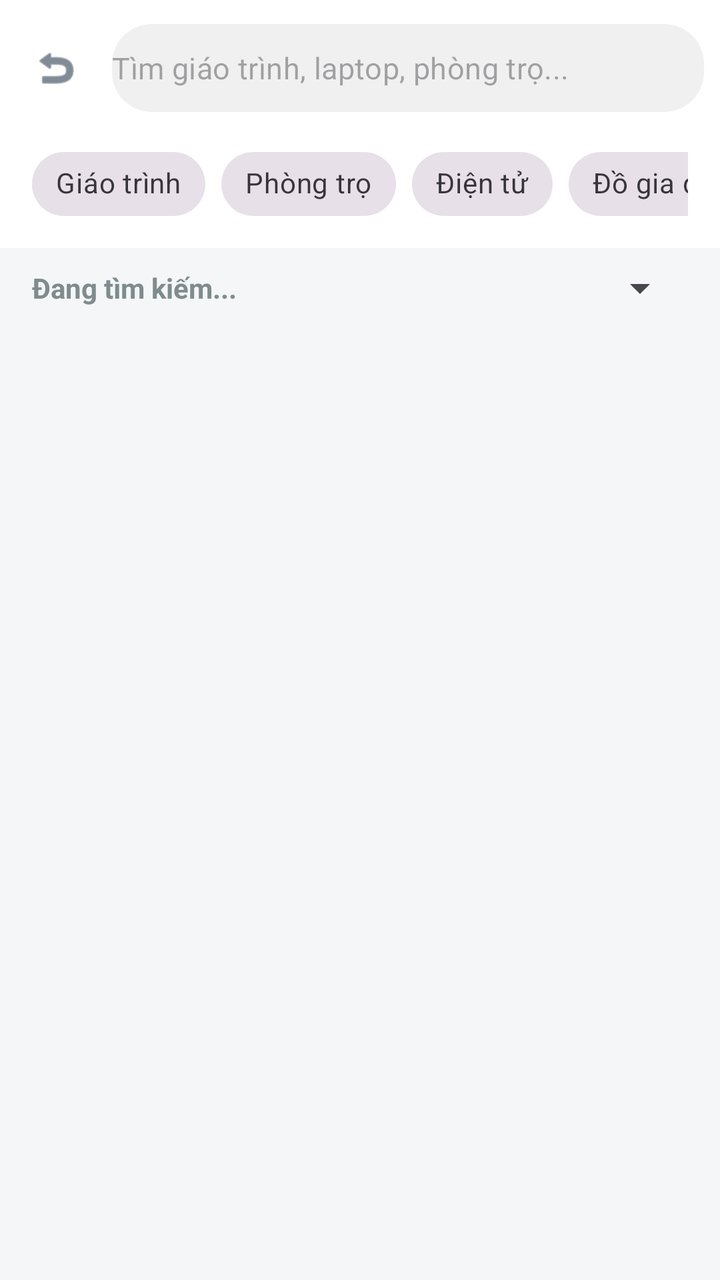
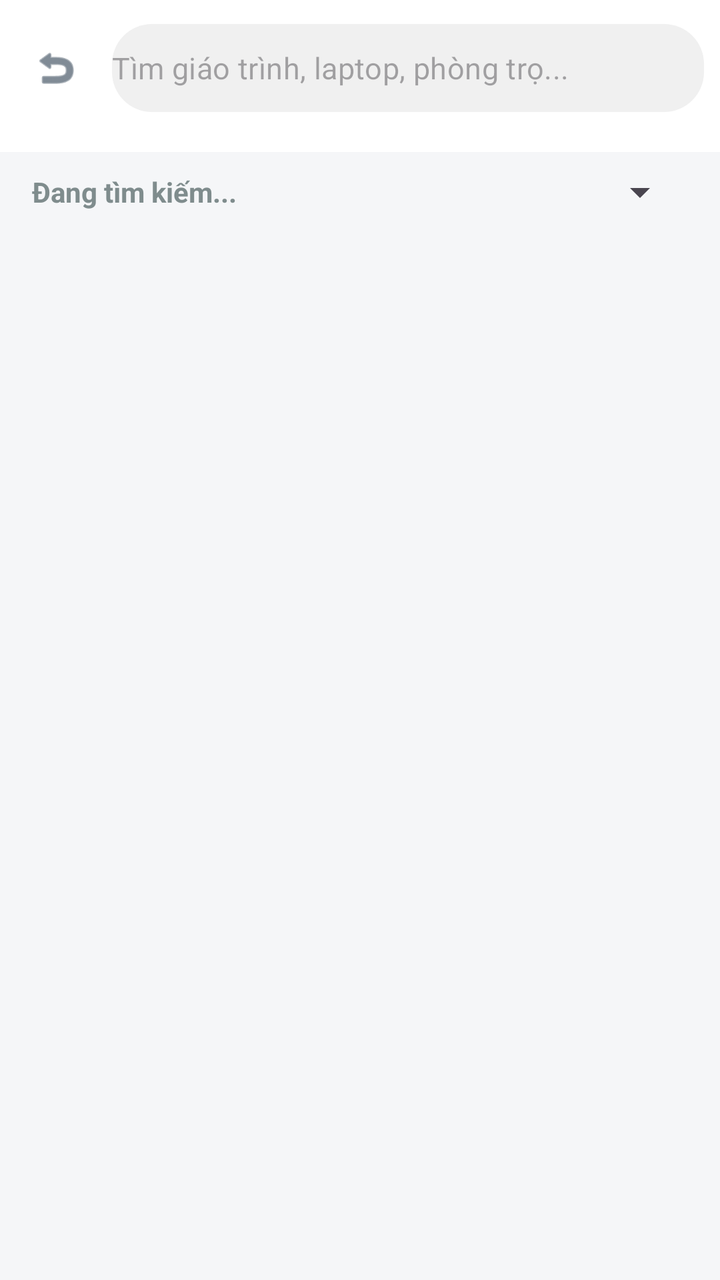

Screens rendered from an Android XML layout before and after an edit, with the pre-edit source and the edit as a unified diff.
<!-- AndroidManifest.xml: application theme Theme.Marketplace -->
<!-- res/layout/fragment_search.xml -->
<?xml version="1.0" encoding="utf-8"?>
<androidx.constraintlayout.widget.ConstraintLayout
    xmlns:android="http://schemas.android.com/apk/res/android"
    xmlns:app="http://schemas.android.com/apk/res-auto"
    android:layout_width="match_parent"
    android:layout_height="match_parent"
    android:background="#F5F6F8">

    <com.google.android.material.appbar.AppBarLayout
        android:id="@+id/appBarLayout"
        android:layout_width="match_parent"
        android:layout_height="wrap_content"
        android:background="@color/white"
        app:elevation="4dp"
        app:layout_constraintTop_toTopOf="parent">

        
        <LinearLayout
            android:layout_width="match_parent"
            android:layout_height="wrap_content"
            android:orientation="horizontal"
            android:gravity="center_vertical"
            android:paddingHorizontal="8dp"
            android:paddingVertical="12dp">

            <ImageView
                android:id="@+id/btnBack"
                android:layout_width="40dp"
                android:layout_height="40dp"
                android:padding="8dp"
                android:src="@android:drawable/ic_menu_revert"
                app:tint="@color/text_primary"
                android:background="?attr/selectableItemBackgroundBorderless"/>

            
            <com.google.android.material.textfield.TextInputLayout
                style="@style/Widget.MaterialComponents.TextInputLayout.OutlinedBox"
                android:layout_width="match_parent"
                android:layout_height="wrap_content"
                android:layout_marginStart="8dp"
                app:boxCornerRadiusBottomEnd="20dp"
                app:boxCornerRadiusBottomStart="20dp"
                app:boxCornerRadiusTopEnd="20dp"
                app:boxCornerRadiusTopStart="20dp"
                app:boxStrokeWidth="0dp"
                app:boxBackgroundColor="#F0F0F0"
                app:endIconMode="clear_text"
                app:hintEnabled="false">

                <com.google.android.material.textfield.TextInputEditText
                    android:id="@+id/edtRealSearch"
                    android:layout_width="match_parent"
                    android:layout_height="44dp"
                    android:hint="Tìm giáo trình, laptop, phòng trọ..."
                    android:padding="0dp"
                    android:inputType="text"
                    android:textSize="15sp"
                    android:imeOptions="actionSearch"/>
            </com.google.android.material.textfield.TextInputLayout>
        </LinearLayout>

        
        <HorizontalScrollView
            android:layout_width="match_parent"
            android:layout_height="wrap_content"
            android:scrollbars="none"
            android:paddingHorizontal="16dp"
            android:paddingBottom="8dp">

            <com.google.android.material.chip.ChipGroup
                android:id="@+id/chipGroupCategory"
                android:layout_width="wrap_content"
                android:layout_height="wrap_content"
                app:singleSelection="true"
                app:selectionRequired="false">

                
                <com.google.android.material.chip.Chip
                    style="@style/Widget.MaterialComponents.Chip.Choice"
                    android:id="@+id/chipBook"
                    android:layout_width="wrap_content"
                    android:layout_height="wrap_content"
                    android:text="Giáo trình" />

                <com.google.android.material.chip.Chip
                    style="@style/Widget.MaterialComponents.Chip.Choice"
                    android:id="@+id/chipRoom"
                    android:layout_width="wrap_content"
                    android:layout_height="wrap_content"
                    android:text="Phòng trọ" />

                <com.google.android.material.chip.Chip
                    style="@style/Widget.MaterialComponents.Chip.Choice"
                    android:id="@+id/chipTech"
                    android:layout_width="wrap_content"
                    android:layout_height="wrap_content"
                    android:text="Điện tử" />

                <com.google.android.material.chip.Chip
                    style="@style/Widget.MaterialComponents.Chip.Choice"
                    android:id="@+id/chipHome"
                    android:layout_width="wrap_content"
                    android:layout_height="wrap_content"
                    android:text="Đồ gia dụng" />
            </com.google.android.material.chip.ChipGroup>
        </HorizontalScrollView>
    </com.google.android.material.appbar.AppBarLayout>

    
    <LinearLayout
        android:layout_width="match_parent"
        android:layout_height="0dp"
        android:orientation="vertical"
        app:layout_constraintTop_toBottomOf="@id/appBarLayout"
        app:layout_constraintBottom_toBottomOf="parent">

        <RelativeLayout
            android:layout_width="match_parent"
            android:layout_height="wrap_content"
            android:paddingHorizontal="16dp"
            android:paddingVertical="8dp">

            <TextView
                android:id="@+id/tvResultCount"
                android:layout_width="wrap_content"
                android:layout_height="wrap_content"
                android:layout_centerVertical="true"
                android:text="Đang tìm kiếm..."
                android:textColor="@color/text_secondary"
                android:textStyle="bold"/>

            
            <Spinner
                android:id="@+id/spinnerSort"
                android:layout_width="wrap_content"
                android:layout_height="wrap_content"
                android:layout_alignParentEnd="true"
                android:layout_centerVertical="true" />
        </RelativeLayout>

        <androidx.recyclerview.widget.RecyclerView
            android:id="@+id/rvSearchResults"
            android:layout_width="match_parent"
            android:layout_height="match_parent"
            android:paddingHorizontal="10dp"
            android:clipToPadding="false"/>
    </LinearLayout>
</androidx.constraintlayout.widget.ConstraintLayout>
<!-- resources referenced by this layout -->
<resources>
  <color name="text_primary">#2C3E50</color>
  <color name="text_secondary">#7F8C8D</color>
  <color name="white">#FFFFFFFF</color>
  <style name="Theme.Marketplace" parent="Base.Theme.Marketplace" />
  <style name="Base.Theme.Marketplace" parent="Theme.Material3.DayNight.NoActionBar">
          
          <item name="colorPrimary">@color/ocean_blue_primary</item>
          <item name="colorOnPrimary">#FFFFFF</item>
          <item name="colorPrimaryContainer">@color/ocean_blue_light</item>
  
          
          <item name="colorSecondary">@color/ocean_blue_dark</item>
          <item name="colorError">#B00020</item>
      </style>
  <color name="ocean_blue_primary">#0077C2</color>
  <color name="ocean_blue_light">#59A5F5</color>
  <color name="ocean_blue_dark">#004C8C</color>
</resources>

<!-- the commit's change to res/layout/fragment_search.xml (unified diff, before → after) -->
@@ -74,34 +74,6 @@
                 app:singleSelection="true"
                 app:selectionRequired="false">
 
-                
-                <com.google.android.material.chip.Chip
-                    style="@style/Widget.MaterialComponents.Chip.Choice"
-                    android:id="@+id/chipBook"
-                    android:layout_width="wrap_content"
-                    android:layout_height="wrap_content"
-                    android:text="Giáo trình" />
-
-                <com.google.android.material.chip.Chip
-                    style="@style/Widget.MaterialComponents.Chip.Choice"
-                    android:id="@+id/chipRoom"
-                    android:layout_width="wrap_content"
-                    android:layout_height="wrap_content"
-                    android:text="Phòng trọ" />
-
-                <com.google.android.material.chip.Chip
-                    style="@style/Widget.MaterialComponents.Chip.Choice"
-                    android:id="@+id/chipTech"
-                    android:layout_width="wrap_content"
-                    android:layout_height="wrap_content"
-                    android:text="Điện tử" />
-
-                <com.google.android.material.chip.Chip
-                    style="@style/Widget.MaterialComponents.Chip.Choice"
-                    android:id="@+id/chipHome"
-                    android:layout_width="wrap_content"
-                    android:layout_height="wrap_content"
-                    android:text="Đồ gia dụng" />
             </com.google.android.material.chip.ChipGroup>
         </HorizontalScrollView>
     </com.google.android.material.appbar.AppBarLayout>
